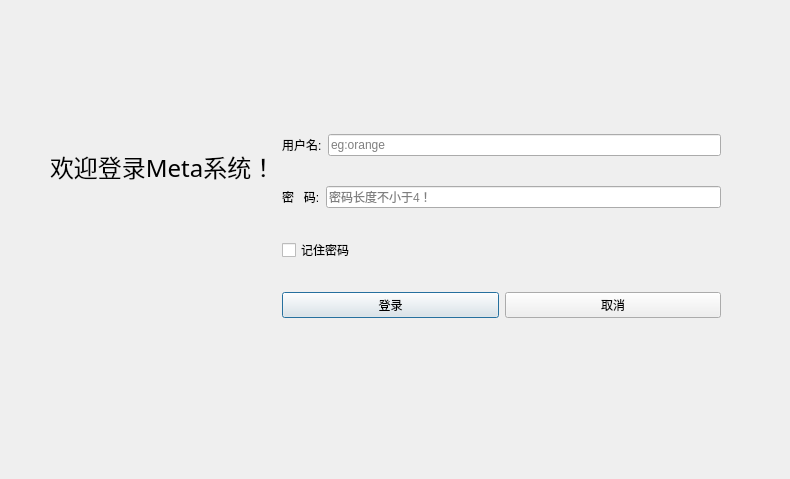
The window that window/login.ui (bigorange18/Meta) describes before a commit, drawn with Qt 5.
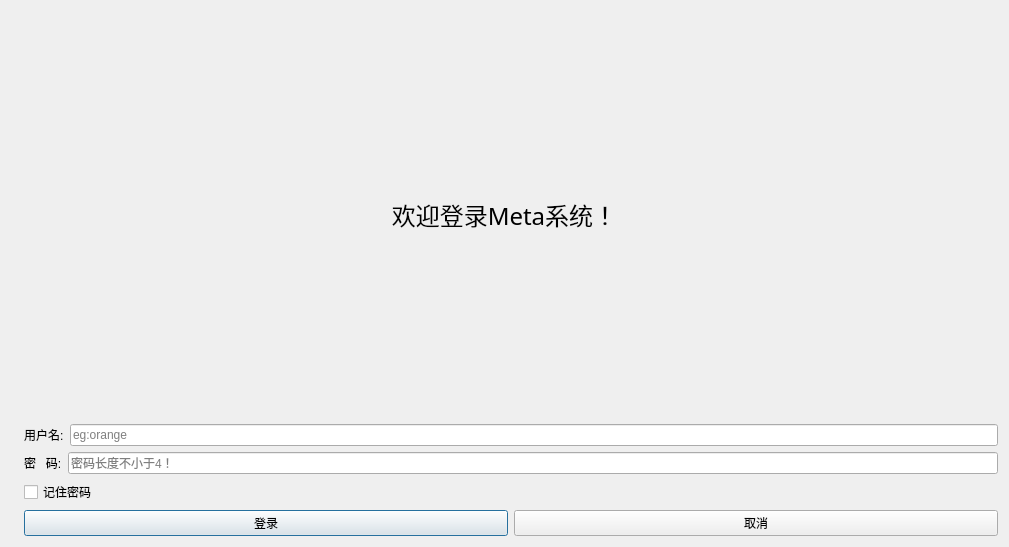
The same window after the commit. Icons and pictures are not drawn.

```diff
--- a/window/login.ui
+++ b/window/login.ui
@@ -6,8 +6,8 @@
    <rect>
     <x>0</x>
     <y>0</y>
-    <width>790</width>
-    <height>479</height>
+    <width>1009</width>
+    <height>547</height>
    </rect>
   </property>
   <property name="windowTitle">
@@ -17,18 +17,11 @@
    <iconset>
     <normaloff>icon/2.jpg</normaloff>icon/2.jpg</iconset>
   </property>
-  <widget class="QWidget" name="layoutWidget">
-   <property name="geometry">
-    <rect>
-     <x>50</x>
-     <y>110</y>
-     <width>671</width>
-     <height>234</height>
-    </rect>
-   </property>
-   <layout class="QHBoxLayout" name="horizontalLayout_4">
+  <layout class="QVBoxLayout" name="verticalLayout_3">
     <item>
-     <layout class="QVBoxLayout" name="verticalLayout">
+    <layout class="QVBoxLayout" name="verticalLayout_2" stretch="1,8">
+     <item>
+      <layout class="QHBoxLayout" name="horizontalLayout_5">
       <item>
        <widget class="QLabel" name="label_4">
         <property name="font">
@@ -40,8 +33,15 @@
         <property name="text">
          <string>欢迎登录Meta系统！</string>
         </property>
-       </widget>
-      </item>
+         <property name="alignment">
+          <set>Qt::AlignCenter</set>
+         </property>
+        </widget>
+       </item>
+      </layout>
+     </item>
+     <item>
+      <layout class="QHBoxLayout" name="horizontalLayout_4">
       <item>
        <widget class="QLabel" name="label_3">
         <property name="text">
@@ -52,10 +52,8 @@
         </property>
        </widget>
       </item>
-     </layout>
-    </item>
     <item>
-     <layout class="QVBoxLayout" name="verticalLayout_2">
+        <layout class="QVBoxLayout" name="verticalLayout">
       <item>
        <layout class="QHBoxLayout" name="horizontalLayout">
         <item>
@@ -123,7 +121,10 @@
      </layout>
     </item>
    </layout>
-  </widget>
+     </item>
+    </layout>
+   </item>
+  </layout>
  </widget>
  <resources/>
  <connections/>
```
Lines whose indentation alone changed are shown as unchanged.
